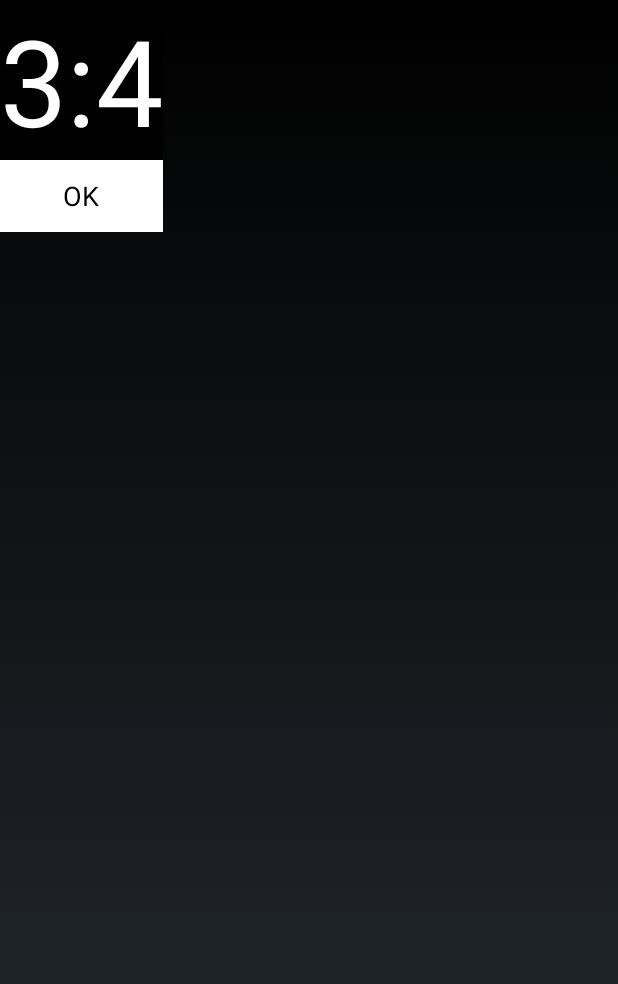
After one commit to WinKawaks/BounceBall, an Android app: the layout dialog.xml on its own in the app's theme, with its tools: preview values and no code run, on a phone screen of 412 x 824 dp. The commit adds this screen. Shown: the top 984 px of the screen. Run offline under Robolectric (Android 15) with nearby library versions, the phone set to English and light mode, and no system bars.

Commit message:
创建游戏关卡暂停弹窗。

```diff
--- /dev/null
+++ b/app/src/main/res/layout/dialog.xml
@@ -0,0 +1,25 @@
+<?xml version="1.0" encoding="utf-8"?>
+<LinearLayout xmlns:android="http://schemas.android.com/apk/res/android"
+              android:orientation="vertical"
+              android:background="@android:color/black"
+              android:layout_width="wrap_content"
+              android:layout_height="wrap_content">
+
+    <cn.xxx.winkawaks.bounceball.view.LedTextView
+        android:gravity="center"
+        android:id="@+id/score"
+        android:layout_width="wrap_content"
+        android:textSize="80sp"
+        android:textColor="@android:color/white"
+        android:layout_height="wrap_content"
+        android:text="3:4"/>
+
+    <Button
+        android:background="@android:color/white"
+        android:id="@+id/start"
+        android:text="OK"
+        android:textColor="@android:color/black"
+        android:layout_width="match_parent"
+        android:layout_height="wrap_content"/>
+
+</LinearLayout>
```
Also changed, not shown: app/src/main/java/cn/xxx/winkawaks/bounceball/module/game/GameActivity.java (+18 -2 lines), app/src/main/java/cn/xxx/winkawaks/bounceball/view/DrawView.java (+12 -4 lines), app/src/main/java/cn/xxx/winkawaks/bounceball/view/MyDialog.java (added, +99 -0 lines), app/src/main/res/values/styles.xml (+7 -0 lines).
